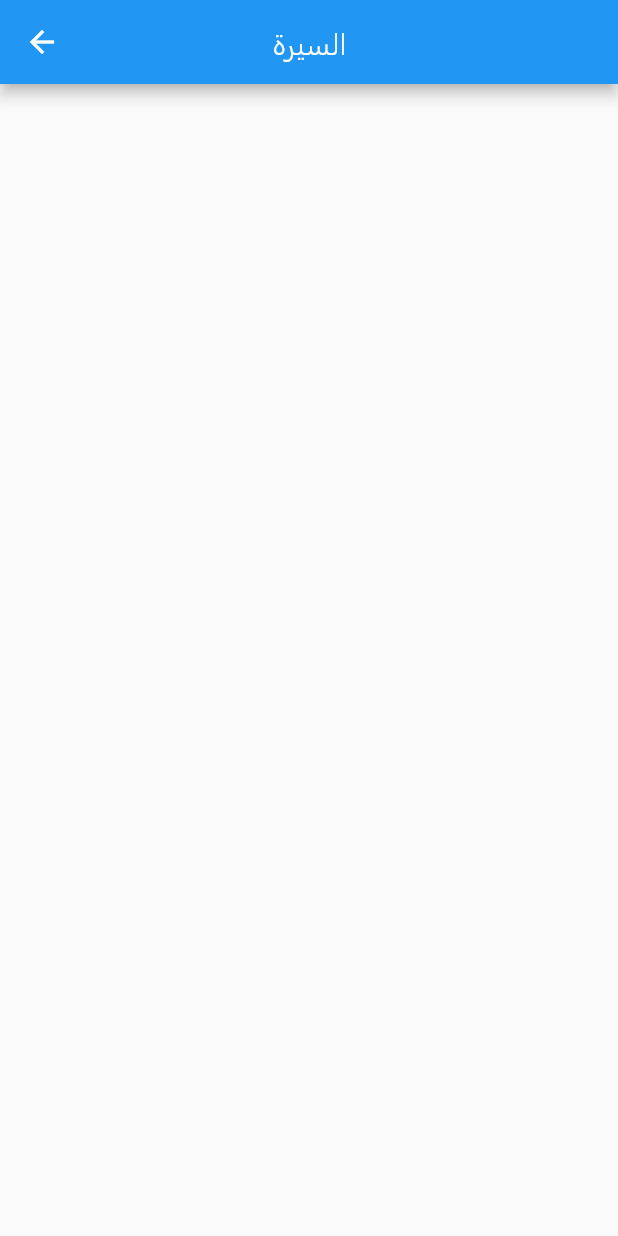
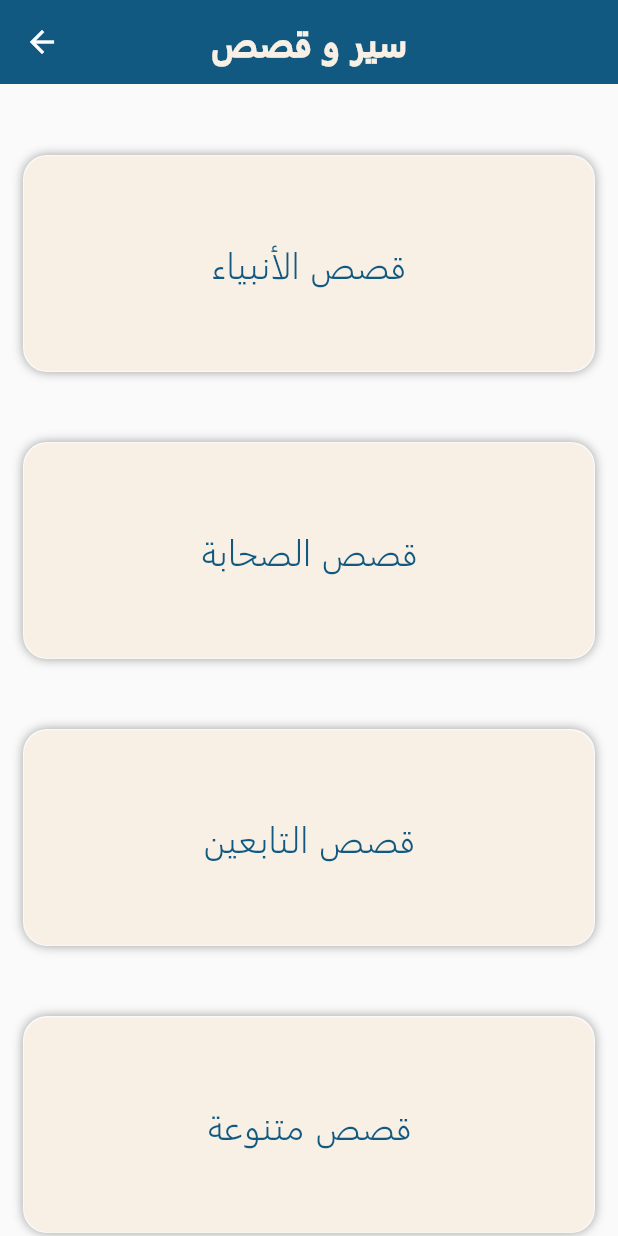
Before and after one commit to mahmoodhamdi/muslims_app, a Flutter app: the SiraaView screen opened by its route, on a phone screen of 412 x 824 dp. Run offline on Flutter 3.47's test engine with Material 2 defaults, Android fonts, the phone set to English and light mode, and no system bars; our stand-ins replace get.

Commit message:
siraa content

```diff
--- a/lib/constants.dart
+++ b/lib/constants.dart
@@ -9,7 +9,7 @@ List<String> kContentList = [
   "القرآن الكريم",
   "الحديث",
   "التفسير",
-  "السيرة",
+  "سير و قصص",
   "المسبحة",
 ];
 List<String> kContentGetList = [
@@ -166,3 +166,9 @@ List<String> kQuranContentList = [
   "الفلق",
   "الناس",
 ];
+List<String> kSiraaContent = [
+  "قصص الأنبياء",
+  "قصص الصحابة",
+  "قصص التابعين",
+  "قصص متنوعة",
+];
--- a/lib/views/siraa_view.dart
+++ b/lib/views/siraa_view.dart
@@ -1,4 +1,8 @@
 import 'package:flutter/material.dart';
+import 'package:get/get_core/src/get_main.dart';
+import 'package:get/get_navigation/get_navigation.dart';
+import 'package:muslims_app/constants.dart';
+import 'package:muslims_app/widgets/content_item.dart';
 
 class SiraaView extends StatelessWidget {
   const SiraaView({super.key});
@@ -7,8 +11,47 @@ class SiraaView extends StatelessWidget {
   Widget build(BuildContext context) {
     return Scaffold(
       appBar: AppBar(
+        elevation: 0,
+        backgroundColor: kPrimaryColor,
         centerTitle: true,
-        title: const Text("السيرة"),
+        title: Text(
+          "سير و قصص",
+          style: TextStyle(
+              fontSize: 24, fontWeight: FontWeight.w800, color: kThirdColor),
+        ),
+      ),
+      body: Column(
+        children: [
+          const SizedBox(
+            height: 48,
+          ),
+          Padding(
+            padding: const EdgeInsets.symmetric(
+              horizontal: 16.0,
+            ),
+            child: SizedBox(
+              height: MediaQuery.of(context).size.height - 150,
+              child: GridView.builder(
+                clipBehavior: Clip.none,
+                physics: const BouncingScrollPhysics(),
+                itemCount: kSiraaContent.length,
+                gridDelegate: const SliverGridDelegateWithFixedCrossAxisCount(
+                    childAspectRatio: 2.65,
+                    mainAxisSpacing: 48,
+                    crossAxisSpacing: 16,
+                    crossAxisCount: 1),
+                itemBuilder: (context, index) {
+                  return ContentItem(
+                    onTap: () {
+                      Get.toNamed(kSiraaContent[index]);
+                    },
+                    contentName: kSiraaContent[index],
+                  );
+                },
+              ),
+            ),
+          ),
+        ],
       ),
     );
   }
```
